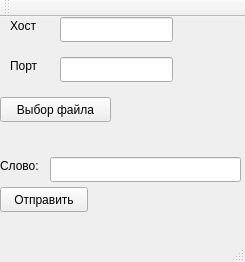
Before: the Qt Designer form client/mainWindow/mainwindow.ui in netgeck/rubius_test, drawn with Qt 5.
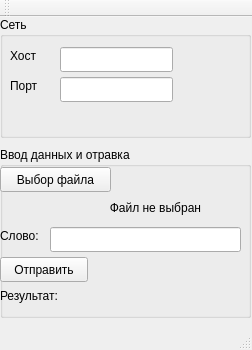
After: the same form once the commit is applied.

Commit message: client: Сгрупировал элементы интерфейса. Добавил подписи. Всё равно страшно, но уже чуть лучше

What changed in the file:
```diff
--- a/client/mainWindow/mainwindow.ui
+++ b/client/mainWindow/mainwindow.ui
@@ -6,65 +6,31 @@
    <rect>
     <x>0</x>
     <y>0</y>
-    <width>245</width>
-    <height>262</height>
+    <width>252</width>
+    <height>350</height>
    </rect>
   </property>
   <property name="windowTitle">
    <string>MainWindow</string>
   </property>
   <widget class="QWidget" name="centralWidget">
-   <widget class="QPushButton" name="pushButton">
+   <widget class="QGroupBox" name="groupBox">
     <property name="geometry">
      <rect>
       <x>0</x>
-      <y>170</y>
-      <width>88</width>
-      <height>25</height>
-     </rect>
-    </property>
-    <property name="text">
-     <string>Отправить</string>
-    </property>
-   </widget>
-   <widget class="QLabel" name="label">
-    <property name="geometry">
-     <rect>
-      <x>100</x>
-      <y>170</y>
-      <width>121</width>
-      <height>21</height>
-     </rect>
-    </property>
-    <property name="text">
-     <string/>
-    </property>
-   </widget>
-   <widget class="QLineEdit" name="lineEdit">
-    <property name="geometry">
-     <rect>
-      <x>60</x>
       <y>0</y>
-      <width>113</width>
-      <height>25</height>
+      <width>251</width>
+      <height>121</height>
      </rect>
     </property>
-   </widget>
-   <widget class="QLineEdit" name="lineEdit_2">
-    <property name="geometry">
-     <rect>
-      <x>60</x>
-      <y>40</y>
-      <width>113</width>
-      <height>25</height>
-     </rect>
+    <property name="title">
+     <string>Сеть</string>
     </property>
-   </widget>
    <widget class="QLabel" name="label_2">
     <property name="geometry">
      <rect>
       <x>10</x>
-      <y>0</y>
+       <y>30</y>
       <width>41</width>
       <height>17</height>
      </rect>
@@ -73,11 +39,21 @@
      <string>Хост</string>
     </property>
    </widget>
+    <widget class="QLineEdit" name="lineEdit">
+     <property name="geometry">
+      <rect>
+       <x>60</x>
+       <y>30</y>
+       <width>113</width>
+       <height>25</height>
+      </rect>
+     </property>
+    </widget>
    <widget class="QLabel" name="label_3">
     <property name="geometry">
      <rect>
       <x>10</x>
-      <y>40</y>
+       <y>60</y>
       <width>41</width>
       <height>17</height>
      </rect>
@@ -86,11 +62,34 @@
      <string>Порт</string>
     </property>
    </widget>
+    <widget class="QLineEdit" name="lineEdit_2">
+     <property name="geometry">
+      <rect>
+       <x>60</x>
+       <y>60</y>
+       <width>113</width>
+       <height>25</height>
+      </rect>
+     </property>
+    </widget>
+   </widget>
+   <widget class="QGroupBox" name="groupBox_2">
+    <property name="geometry">
+     <rect>
+      <x>0</x>
+      <y>130</y>
+      <width>251</width>
+      <height>171</height>
+     </rect>
+    </property>
+    <property name="title">
+     <string>Ввод данных и отравка</string>
+    </property>
    <widget class="QPushButton" name="pushButton_2">
     <property name="geometry">
      <rect>
       <x>0</x>
-      <y>80</y>
+       <y>20</y>
       <width>111</width>
       <height>25</height>
      </rect>
@@ -103,33 +102,23 @@
     <property name="geometry">
      <rect>
       <x>0</x>
-      <y>110</y>
+       <y>50</y>
       <width>241</width>
       <height>21</height>
      </rect>
     </property>
     <property name="text">
-     <string/>
+      <string>Файл не выбран            </string>
     </property>
     <property name="alignment">
      <set>Qt::AlignRight|Qt::AlignTrailing|Qt::AlignVCenter</set>
     </property>
    </widget>
-   <widget class="QLineEdit" name="lineEdit_3">
-    <property name="geometry">
-     <rect>
-      <x>50</x>
-      <y>140</y>
-      <width>191</width>
-      <height>25</height>
-     </rect>
-    </property>
-   </widget>
    <widget class="QLabel" name="label_5">
     <property name="geometry">
      <rect>
       <x>0</x>
-      <y>140</y>
+       <y>80</y>
       <width>51</width>
       <height>17</height>
      </rect>
@@ -138,6 +127,56 @@
      <string>Слово:</string>
     </property>
    </widget>
+    <widget class="QLineEdit" name="lineEdit_3">
+     <property name="geometry">
+      <rect>
+       <x>50</x>
+       <y>80</y>
+       <width>191</width>
+       <height>25</height>
+      </rect>
+     </property>
+    </widget>
+    <widget class="QPushButton" name="pushButton">
+     <property name="geometry">
+      <rect>
+       <x>0</x>
+       <y>110</y>
+       <width>88</width>
+       <height>25</height>
+      </rect>
+     </property>
+     <property name="text">
+      <string>Отправить</string>
+     </property>
+    </widget>
+    <widget class="QLabel" name="label">
+     <property name="geometry">
+      <rect>
+       <x>80</x>
+       <y>140</y>
+       <width>121</width>
+       <height>21</height>
+      </rect>
+     </property>
+     <property name="text">
+      <string/>
+     </property>
+    </widget>
+    <widget class="QLabel" name="label_6">
+     <property name="geometry">
+      <rect>
+       <x>0</x>
+       <y>140</y>
+       <width>81</width>
+       <height>17</height>
+      </rect>
+     </property>
+     <property name="text">
+      <string>Результат:</string>
+     </property>
+    </widget>
+   </widget>
   </widget>
   <widget class="QMenuBar" name="menuBar">
    <property name="geometry">
```
Left out of the diff: 2 changed lines with no effect on the pictures. Lines whose indentation alone changed are shown as unchanged.
